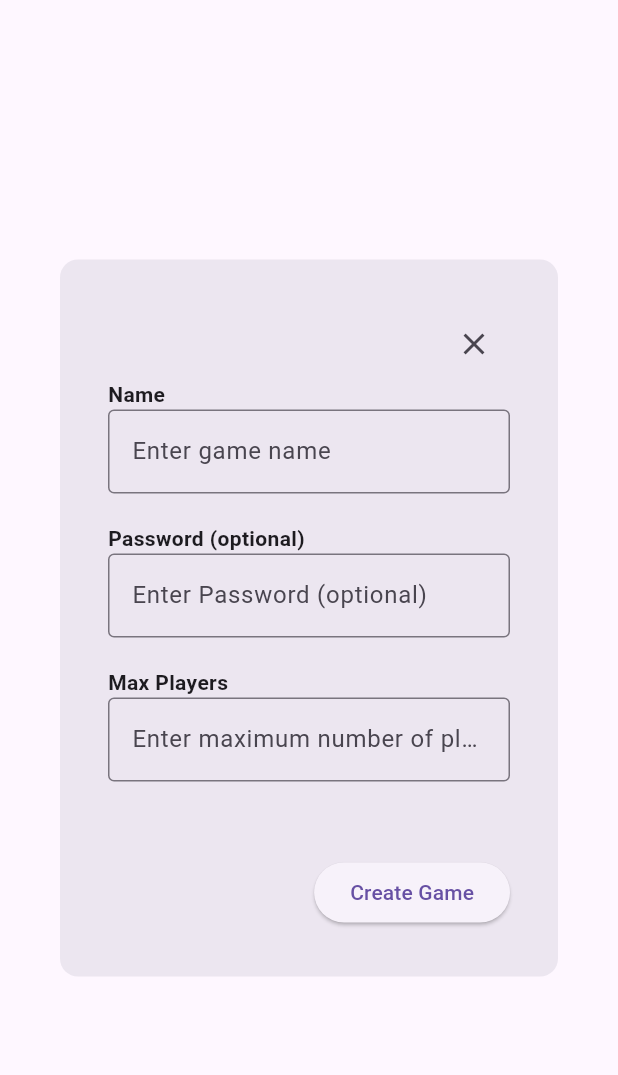
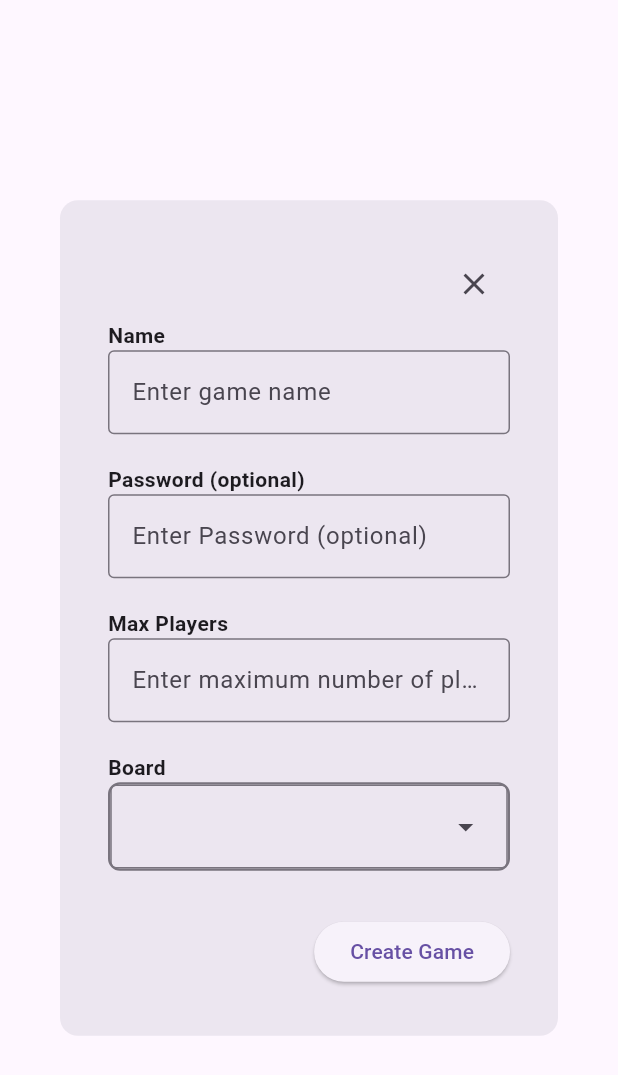
Before and after one commit to SamLBuck/Event-Bingo, a Flutter app: the CreateGameDialog widget shown alone on an empty page, opened directly, on a phone screen of 412 x 824 dp. Shown: the top 1075 px of the screen. Run offline on Flutter 3.47's test engine with Material 3 defaults, Android fonts, the phone set to English and light mode, and no system bars; network calls fail.

Commit message:
Added validation to board dropdown

```diff
--- a/mobile/lib/board_dropdown_widget.dart
+++ b/mobile/lib/board_dropdown_widget.dart
@@ -1,48 +1,88 @@
 import 'package:flutter/material.dart';
+
+// CHATGPT helped with adding the validator
 
 class BoardMenuItem {
   final String name;
-  final String author;
   final int id;
 
-  const BoardMenuItem({
-    required this.name,
-    required this.author,
-    required this.id,
-  });
+  const BoardMenuItem({required this.name, required this.id});
 }
 
 List<BoardMenuItem> menuItems = [
-  BoardMenuItem(name: "Board A", author: "Kyle", id: 101),
-  BoardMenuItem(name: "Board B", author: "Bob", id: 102),
-  BoardMenuItem(name: "Board C", author: "Charlie", id: 103),
+  BoardMenuItem(name: "Board A", id: 101),
+  BoardMenuItem(name: "Board B", id: 102),
+  BoardMenuItem(name: "Board C", id: 103),
 ];
 
 class BoardDropdown extends StatelessWidget {
   final BoardMenuItem? value;
   final ValueChanged<BoardMenuItem?> onChanged;
+  final String? Function(BoardMenuItem?)? validator;
 
   const BoardDropdown({
     super.key,
     required this.value,
     required this.onChanged,
+    this.validator,
   });
 
   @override
   Widget build(BuildContext context) {
     return LayoutBuilder(
       builder: (context, constraints) {
-        return DropdownMenu<BoardMenuItem>(
+        return FormField<BoardMenuItem>(
+          validator: validator,
+          initialValue: value,
+          builder: (formFieldState) {
+            final hasError = formFieldState.hasError;
+
+            return Column(
+              crossAxisAlignment: CrossAxisAlignment.start,
+              children: [
+                Container(
+                  decoration: BoxDecoration(
+                    borderRadius: BorderRadius.circular(8),
+                    border: Border.all(
+                      color:
+                          hasError
+                              ? Theme.of(context).colorScheme.error
+                              : Theme.of(context).colorScheme.outline,
+                      width: 1.5,
+                    ),
+                  ),
+                  child: DropdownMenu<BoardMenuItem>(
                     width: constraints.maxWidth,
                     initialSelection: value,
-          onSelected: onChanged,
+                    onSelected: (val) {
+                      formFieldState.didChange(val);
+                      onChanged(val);
+                    },
                     dropdownMenuEntries:
-              menuItems.map((menu) {
-                return DropdownMenuEntry<BoardMenuItem>(
+                        menuItems
+                            .map(
+                              (menu) => DropdownMenuEntry<BoardMenuItem>(
                                 value: menu,
                                 label: menu.name,
+                              ),
+                            )
+                            .toList(),
+                  ),
+                ),
+                if (hasError)
+                  Padding(
+                    padding: const EdgeInsets.only(top: 4),
+                    child: Text(
+                      formFieldState.errorText!,
+                      style: TextStyle(
+                        color: Theme.of(context).colorScheme.error,
+                        fontSize: 12,
+                      ),
+                    ),
+                  ),
+              ],
             );
-              }).toList(),
+          },
         );
       },
     );
--- a/mobile/lib/create_game_widget.dart
+++ b/mobile/lib/create_game_widget.dart
@@ -2,6 +2,7 @@ import 'dart:convert';
 
 import 'package:flutter/material.dart';
 import 'package:http/http.dart' as http;
+import 'package:mobile/board_dropdown_widget.dart';
 
 // Thanks ChatGPT for helping me turn this into a popup dialog!
 
@@ -24,8 +25,10 @@ class _CreateGameDialogState extends State<CreateGameDialog> {
   final _formKey = GlobalKey<FormState>();
 
   final TextEditingController _nameController = TextEditingController();
-  final TextEditingController _accessKeyController = TextEditingController();
+  final TextEditingController _passwordController = TextEditingController();
   final TextEditingController _maxPlayersController = TextEditingController();
+
+  BoardMenuItem? _selectedBoard;
 
   Future<void> _createGame() async {
     final url = Uri.parse('http://localhost:8080/api/games');
@@ -34,8 +37,8 @@ class _CreateGameDialogState extends State<CreateGameDialog> {
       headers: {'Content-Type': 'application/json'},
       body: jsonEncode({
         'hostPlayerName': _nameController.text,
-        'accessKey': _accessKeyController.text,
-        'maxPlayers': int.parse(_maxPlayersController.text),
+        //'boardId': _selectedBoard.id,
+        'isPublic': _passwordController.text.isEmpty,
       }),
     );
   }
@@ -84,7 +87,7 @@ class _CreateGameDialogState extends State<CreateGameDialog> {
                   style: TextStyle(fontWeight: FontWeight.bold),
                 ),
                 TextFormField(
-                  controller: _accessKeyController,
+                  controller: _passwordController,
                   decoration: const InputDecoration(
                     border: OutlineInputBorder(),
                     hintText: 'Enter Password (optional)',
@@ -115,9 +118,18 @@ class _CreateGameDialogState extends State<CreateGameDialog> {
                   },
                 ),
                 const SizedBox(height: 20),
-                // DropdownMenu<BoardListEntry>(
-                //   initialSelection: ,
-                // )
+                const Text(
+                  'Board',
+                  style: TextStyle(fontWeight: FontWeight.bold),
+                ),
+                BoardDropdown(
+                  value: _selectedBoard,
+                  onChanged: (v) => setState(() => _selectedBoard = v),
+                  validator: (value) {
+                    if (value == null) return 'Please select a board';
+                    return null;
+                  },
+                ),
                 const SizedBox(height: 30),
 
                 Align(
```
Also changed, not shown: mobile/lib/join_game_widget.dart (+6 -20 lines). Lines whose indentation alone changed are shown as unchanged.
